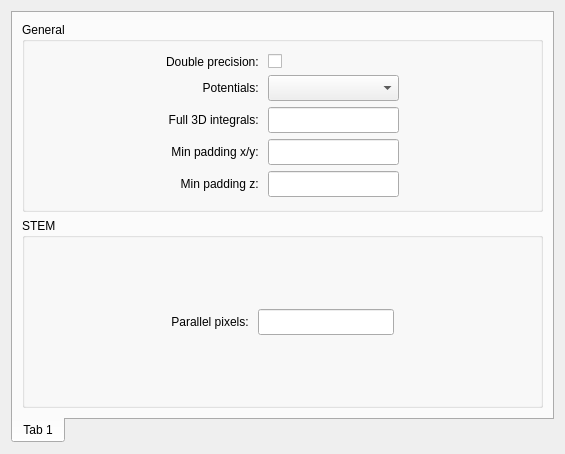
Before: the Qt Designer form src/gui/dialogs/settings/frames/globalsimsettingsframe.ui in JJPPeters/clTEM, drawn with Qt 5.
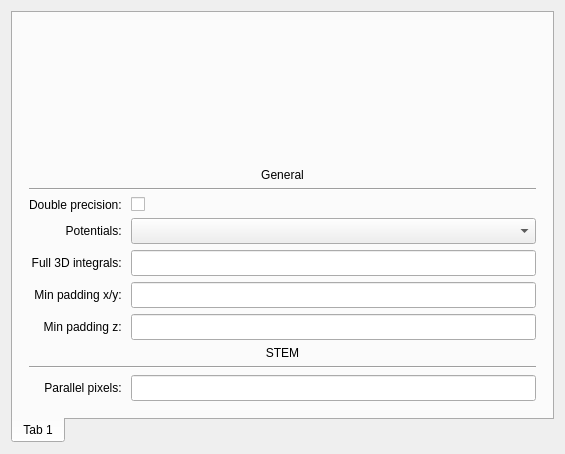
After: the same form once the commit is applied. Custom widgets are drawn as their Qt base class.

The edit to the form file:
```diff
--- a/src/gui/dialogs/settings/frames/globalsimsettingsframe.ui
+++ b/src/gui/dialogs/settings/frames/globalsimsettingsframe.ui
@@ -13,8 +13,8 @@
   <property name="windowTitle">
    <string>Form</string>
   </property>
-  <layout class="QGridLayout" name="gridLayout">
-   <item row="0" column="0">
+  <layout class="QHBoxLayout" name="horizontalLayout">
+   <item>
     <widget class="tabPanel" name="tabWidget">
      <property name="tabPosition">
       <enum>QTabWidget::South</enum>
@@ -26,95 +26,8 @@
       <attribute name="title">
        <string>Tab 1</string>
       </attribute>
-      <layout class="QVBoxLayout" name="verticalLayout">
-       <item>
-        <widget class="QGroupBox" name="groupBox">
-         <property name="title">
-          <string>General</string>
-         </property>
-         <layout class="QGridLayout" name="gridLayout_4">
-          <item row="3" column="3">
-           <spacer name="horizontalSpacer_4">
-            <property name="orientation">
-             <enum>Qt::Horizontal</enum>
-            </property>
-            <property name="sizeHint" stdset="0">
-             <size>
-              <width>10</width>
-              <height>20</height>
-             </size>
-            </property>
-           </spacer>
-          </item>
-          <item row="0" column="2">
-           <spacer name="verticalSpacer">
-            <property name="orientation">
-             <enum>Qt::Vertical</enum>
-            </property>
-            <property name="sizeHint" stdset="0">
-             <size>
-              <width>20</width>
-              <height>0</height>
-             </size>
-            </property>
-           </spacer>
-          </item>
-          <item row="4" column="2">
-           <widget class="EditUnitsBox" name="edtPaddingXY">
-            <property name="minimumSize">
-             <size>
-              <width>100</width>
-              <height>26</height>
-             </size>
-            </property>
-           </widget>
-          </item>
-          <item row="4" column="1">
-           <widget class="QLabel" name="lblPaddingXY">
-            <property name="sizePolicy">
-             <sizepolicy hsizetype="Preferred" vsizetype="Preferred">
-              <horstretch>0</horstretch>
-              <verstretch>0</verstretch>
-             </sizepolicy>
-            </property>
-            <property name="text">
-             <string>Min padding x/y: </string>
-            </property>
-            <property name="alignment">
-             <set>Qt::AlignRight|Qt::AlignTrailing|Qt::AlignVCenter</set>
-            </property>
-           </widget>
-          </item>
-          <item row="6" column="2">
-           <spacer name="verticalSpacer_2">
-            <property name="orientation">
-             <enum>Qt::Vertical</enum>
-            </property>
-            <property name="sizeHint" stdset="0">
-             <size>
-              <width>20</width>
-              <height>0</height>
-             </size>
-            </property>
-           </spacer>
-          </item>
-          <item row="2" column="1">
-           <widget class="QLabel" name="lblParameters">
-            <property name="sizePolicy">
-             <sizepolicy hsizetype="Preferred" vsizetype="Preferred">
-              <horstretch>0</horstretch>
-              <verstretch>0</verstretch>
-             </sizepolicy>
-            </property>
-            <property name="text">
-             <string>Potentials: </string>
-            </property>
-            <property name="alignment">
-             <set>Qt::AlignRight|Qt::AlignTrailing|Qt::AlignVCenter</set>
-            </property>
-           </widget>
-          </item>
-          <item row="5" column="1">
+      <layout class="QGridLayout" name="gridLayout">
+       <item row="7" column="1">
            <widget class="QLabel" name="lblPaddingZ">
             <property name="sizePolicy">
              <sizepolicy hsizetype="Preferred" vsizetype="Preferred">
@@ -130,50 +43,23 @@
             </property>
            </widget>
           </item>
-          <item row="3" column="0">
-           <spacer name="horizontalSpacer_3">
-            <property name="orientation">
-             <enum>Qt::Horizontal</enum>
-            </property>
-            <property name="sizeHint" stdset="0">
-             <size>
-              <width>10</width>
-              <height>20</height>
-             </size>
-            </property>
-           </spacer>
-          </item>
-          <item row="2" column="2">
-           <widget class="QComboBox" name="cmbParams">
-            <property name="minimumSize">
-             <size>
-              <width>100</width>
-              <height>26</height>
-             </size>
+       <item row="8" column="1" colspan="2">
+        <widget class="QLabel" name="lblParameters_4">
+         <property name="sizePolicy">
+          <sizepolicy hsizetype="Preferred" vsizetype="Preferred">
+           <horstretch>0</horstretch>
+           <verstretch>0</verstretch>
+          </sizepolicy>
+         </property>
+         <property name="text">
+          <string>STEM</string>
+         </property>
+         <property name="alignment">
+          <set>Qt::AlignCenter</set>
             </property>
            </widget>
           </item>
-          <item row="3" column="2">
-           <widget class="QLineEdit" name="edt3dIntegrals">
-            <property name="minimumSize">
-             <size>
-              <width>100</width>
-              <height>26</height>
-             </size>
-            </property>
-           </widget>
-          </item>
-          <item row="5" column="2">
-           <widget class="EditUnitsBox" name="edtPaddingZ">
-            <property name="minimumSize">
-             <size>
-              <width>100</width>
-              <height>26</height>
-             </size>
-            </property>
-           </widget>
-          </item>
-          <item row="3" column="1">
+       <item row="5" column="1">
            <widget class="QLabel" name="lbl3d">
             <property name="sizePolicy">
              <sizepolicy hsizetype="Preferred" vsizetype="Preferred">
@@ -189,7 +75,7 @@
             </property>
            </widget>
           </item>
-          <item row="1" column="1">
+       <item row="3" column="1">
            <widget class="QLabel" name="lblParameters_2">
             <property name="sizePolicy">
              <sizepolicy hsizetype="Preferred" vsizetype="Preferred">
@@ -205,37 +91,101 @@
             </property>
            </widget>
           </item>
-          <item row="1" column="2">
+       <item row="9" column="1" colspan="2">
+        <widget class="Line" name="line_2">
+         <property name="orientation">
+          <enum>Qt::Horizontal</enum>
+         </property>
+        </widget>
+       </item>
+       <item row="7" column="2">
+        <widget class="EditUnitsBox" name="edtPaddingZ">
+         <property name="minimumSize">
+          <size>
+           <width>100</width>
+           <height>26</height>
+          </size>
+         </property>
+        </widget>
+       </item>
+       <item row="10" column="2">
+        <widget class="QLineEdit" name="edtParallelPx">
+         <property name="minimumSize">
+          <size>
+           <width>100</width>
+           <height>26</height>
+          </size>
+         </property>
+        </widget>
+       </item>
+       <item row="4" column="2">
+        <widget class="QComboBox" name="cmbParams">
+         <property name="minimumSize">
+          <size>
+           <width>100</width>
+           <height>26</height>
+          </size>
+         </property>
+        </widget>
+       </item>
+       <item row="3" column="2">
            <widget class="QCheckBox" name="chkDoublePrec">
             <property name="text">
              <string/>
             </property>
            </widget>
           </item>
-         </layout>
+       <item row="6" column="2">
+        <widget class="EditUnitsBox" name="edtPaddingXY">
+         <property name="minimumSize">
+          <size>
+           <width>100</width>
+           <height>26</height>
+          </size>
+         </property>
         </widget>
        </item>
-       <item>
-        <widget class="QGroupBox" name="groupBox_2">
-         <property name="title">
-          <string>STEM</string>
+       <item row="6" column="1">
+        <widget class="QLabel" name="lblPaddingXY">
+         <property name="sizePolicy">
+          <sizepolicy hsizetype="Preferred" vsizetype="Preferred">
+           <horstretch>0</horstretch>
+           <verstretch>0</verstretch>
+          </sizepolicy>
          </property>
-         <layout class="QGridLayout" name="gridLayout_2">
-          <item row="0" column="2">
-           <spacer name="verticalSpacer_3">
-            <property name="orientation">
-             <enum>Qt::Vertical</enum>
-            </property>
-            <property name="sizeHint" stdset="0">
-             <size>
-              <width>20</width>
-              <height>0</height>
-             </size>
-            </property>
-           </spacer>
-          </item>
-          <item row="1" column="2">
-           <widget class="QLineEdit" name="edtParallelPx">
+         <property name="text">
+          <string>Min padding x/y: </string>
+         </property>
+         <property name="alignment">
+          <set>Qt::AlignRight|Qt::AlignTrailing|Qt::AlignVCenter</set>
+         </property>
+        </widget>
+       </item>
+       <item row="4" column="1">
+        <widget class="QLabel" name="lblParameters">
+         <property name="sizePolicy">
+          <sizepolicy hsizetype="Preferred" vsizetype="Preferred">
+           <horstretch>0</horstretch>
+           <verstretch>0</verstretch>
+          </sizepolicy>
+         </property>
+         <property name="text">
+          <string>Potentials: </string>
+         </property>
+         <property name="alignment">
+          <set>Qt::AlignRight|Qt::AlignTrailing|Qt::AlignVCenter</set>
+         </property>
+        </widget>
+       </item>
+       <item row="4" column="3">
+        <spacer name="horizontalSpacer_4">
+         <property name="orientation">
+          <enum>Qt::Horizontal</enum>
+         </property>
+        </spacer>
+       </item>
+       <item row="5" column="2">
+        <widget class="QLineEdit" name="edt3dIntegrals">
             <property name="minimumSize">
              <size>
               <width>100</width>
@@ -244,33 +194,37 @@
             </property>
            </widget>
           </item>
-          <item row="1" column="0">
-           <spacer name="horizontalSpacer">
+       <item row="1" column="1" colspan="2">
+        <widget class="QLabel" name="lblParameters_3">
+         <property name="sizePolicy">
+          <sizepolicy hsizetype="Preferred" vsizetype="Preferred">
+           <horstretch>0</horstretch>
+           <verstretch>0</verstretch>
+          </sizepolicy>
+         </property>
+         <property name="text">
+          <string>General</string>
+         </property>
+         <property name="alignment">
+          <set>Qt::AlignCenter</set>
+         </property>
+        </widget>
+       </item>
+       <item row="4" column="0">
+        <spacer name="horizontalSpacer_3">
             <property name="orientation">
              <enum>Qt::Horizontal</enum>
             </property>
-            <property name="sizeHint" stdset="0">
-             <size>
-              <width>10</width>
-              <height>20</height>
-             </size>
-            </property>
-           </spacer>
-          </item>
-          <item row="1" column="3">
-           <spacer name="horizontalSpacer_2">
+        </spacer>
+       </item>
+       <item row="2" column="1" colspan="2">
+        <widget class="Line" name="line">
             <property name="orientation">
              <enum>Qt::Horizontal</enum>
             </property>
-            <property name="sizeHint" stdset="0">
-             <size>
-              <width>10</width>
-              <height>20</height>
-             </size>
-            </property>
-           </spacer>
-          </item>
-          <item row="1" column="1">
+        </widget>
+       </item>
+       <item row="10" column="1">
            <widget class="QLabel" name="lblParallel">
             <property name="sizePolicy">
              <sizepolicy hsizetype="Preferred" vsizetype="Preferred">
@@ -289,21 +243,25 @@
             </property>
            </widget>
           </item>
-          <item row="2" column="2">
-           <spacer name="verticalSpacer_4">
+       <item row="11" column="1">
+        <spacer name="verticalSpacer">
+         <property name="orientation">
+          <enum>Qt::Vertical</enum>
+         </property>
+        </spacer>
+       </item>
+       <item row="0" column="1">
+        <spacer name="verticalSpacer_2">
             <property name="orientation">
              <enum>Qt::Vertical</enum>
             </property>
             <property name="sizeHint" stdset="0">
              <size>
-              <width>20</width>
+           <width>0</width>
               <height>0</height>
              </size>
             </property>
            </spacer>
-          </item>
-         </layout>
-        </widget>
        </item>
       </layout>
      </widget>
```
Left out of the diff: 6 changed lines with no effect on the pictures. Lines whose indentation alone changed are shown as unchanged.
